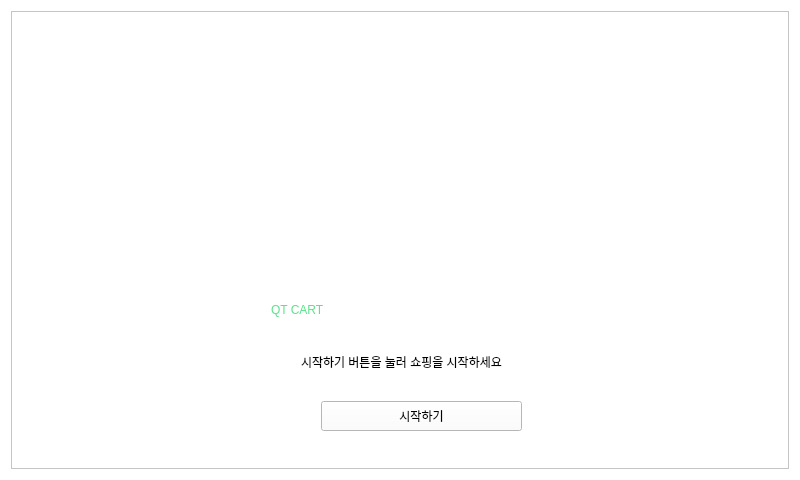
seojeong1220/QT-CART, file QT-Main/pagewelcome.ui: the form before one commit.
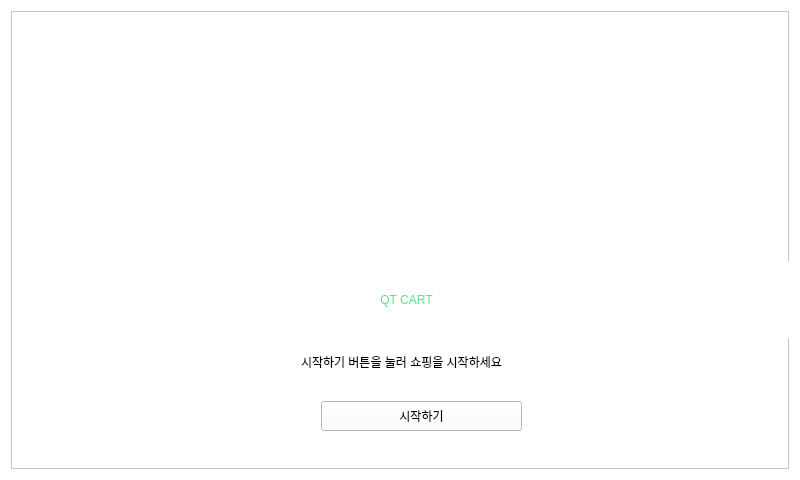
The form after the commit.

Commit message: 카트 물품 수정 및 ui화면 텍스트 위치 수정

```diff
--- a/QT-Main/pagewelcome.ui
+++ b/QT-Main/pagewelcome.ui
@@ -101,9 +101,9 @@
      <widget class="QLabel" name="qtcart_text">
       <property name="geometry">
        <rect>
-        <x>260</x>
-        <y>260</y>
-        <width>311</width>
+        <x>10</x>
+        <y>250</y>
+        <width>771</width>
         <height>77</height>
        </rect>
       </property>
@@ -119,6 +119,9 @@
       <property name="text">
        <string>QT CART</string>
       </property>
+      <property name="alignment">
+       <set>Qt::AlignmentFlag::AlignCenter</set>
+      </property>
      </widget>
      <widget class="QPushButton" name="start_button">
       <property name="geometry">
```
The commit also changes 7 other files.
